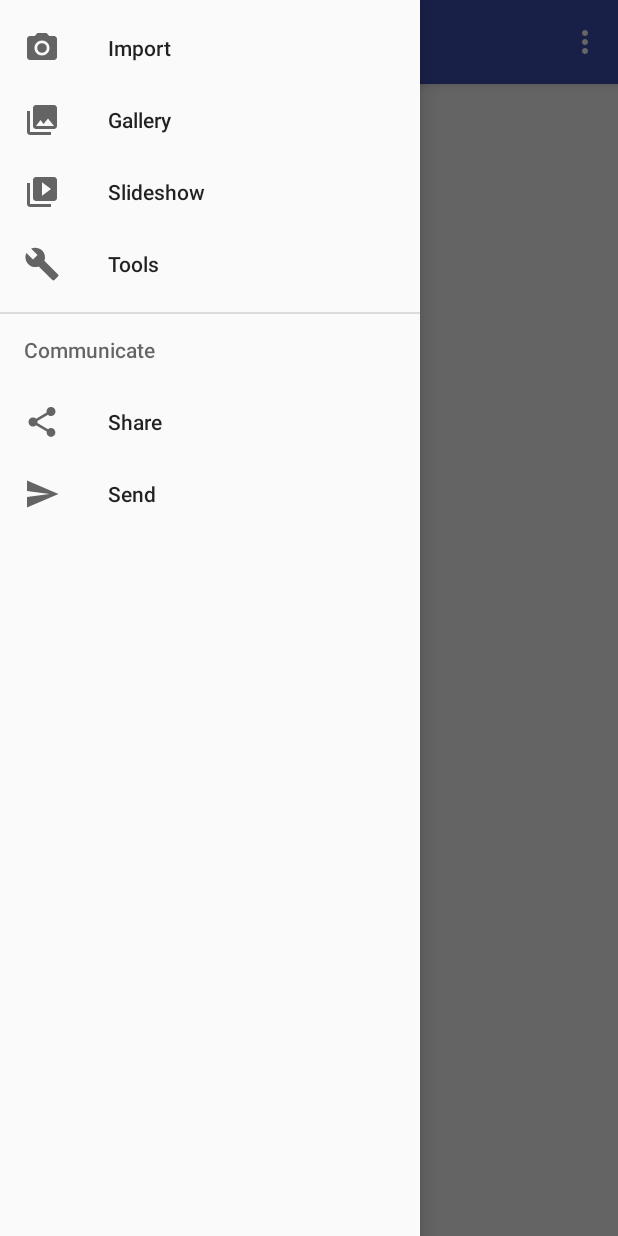
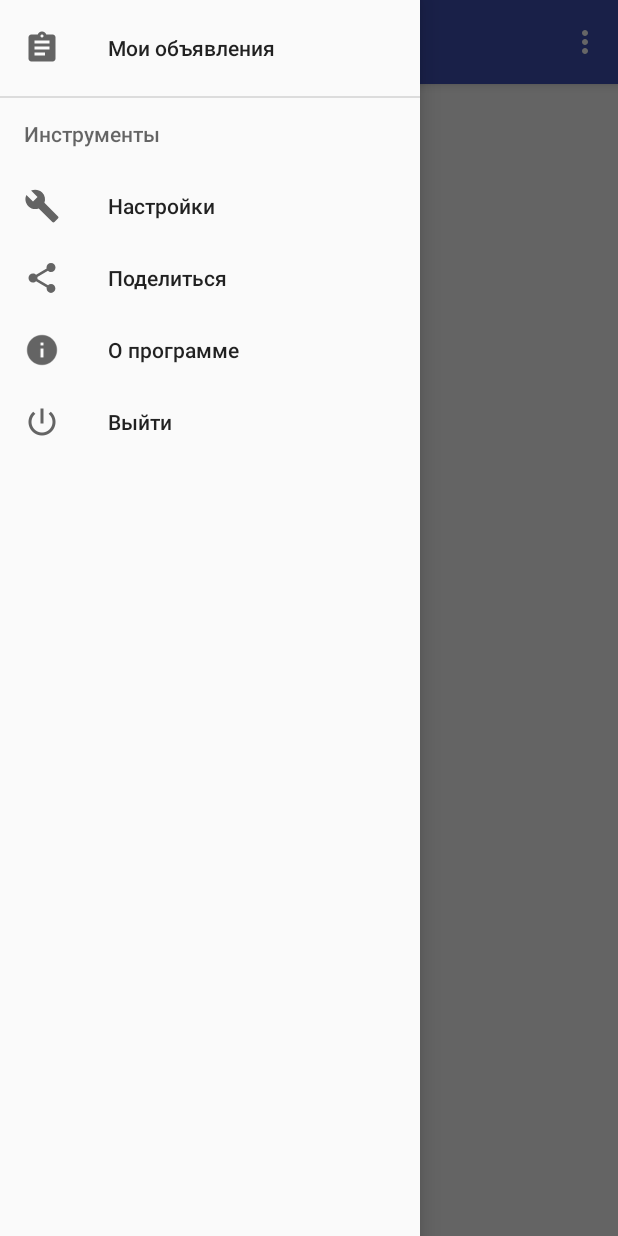
Before and after one commit to aleksusola/HandToHand2, an Android app: the ProfileActivity screen opened directly, with no data from a screen before it, with the side drawer open, on a phone screen of 412 x 824 dp. Run offline under Robolectric (Android 15) with nearby library versions, the phone set to English and light mode, and no system bars; libraries missing offline, so code that uses them is left out: com.backendless, com.backendless.async, com.backendless.exceptions; 3 statements that could not run were skipped.

Commit message:
completeNavDrawer insertMyAds

```diff
--- a/app/src/main/AndroidManifest.xml
+++ b/app/src/main/AndroidManifest.xml
@@ -35,6 +35,8 @@
         <activity android:name=".presentation.ProfileActivity"
             android:screenOrientation="portrait"
             android:theme="@style/AppTheme.NoActionBar"/>
+        <activity android:name=".presentation.MyAdsActivity"
+            android:screenOrientation="portrait" />
         <activity android:name=".presentation.SettingsActivity" />
         <activity android:name=".presentation.AboutActivity" />
     </application>
--- a/app/src/main/java/com/aleksus/handtohand/presentation/ProfileActivity.java
+++ b/app/src/main/java/com/aleksus/handtohand/presentation/ProfileActivity.java
@@ -18,9 +18,9 @@ import android.widget.TextView;
 import android.widget.Toast;
 
 import com.aleksus.handtohand.DefaultCallback;
-import com.aleksus.handtohand.MyAdapter;
 import com.aleksus.handtohand.R;
-import com.aleksus.handtohand.RecyclerItem;
+import com.aleksus.handtohand.RecyclerAdsAdapter;
+import com.aleksus.handtohand.RecyclerAdsItem;
 import com.backendless.Backendless;
 import com.backendless.BackendlessUser;
 import com.backendless.async.callback.AsyncCallback;
@@ -33,9 +33,9 @@ import java.util.Map;
 
 public class ProfileActivity extends AppCompatActivity implements NavigationView.OnNavigationItemSelectedListener {
 
-    private RecyclerView recyclerView;
-    private MyAdapter adapter;
-    private List<RecyclerItem> listItems;
+    private RecyclerView recyclerViewAds;
+    private RecyclerAdsAdapter adapter;
+    private List<RecyclerAdsItem> listItems;
     private List collectionTable;
     private int c;
     public String UserName;
@@ -75,9 +75,9 @@ public class ProfileActivity extends AppCompatActivity implements NavigationView
                     Toast.LENGTH_SHORT ).show();
         }
 
-        recyclerView = (RecyclerView) findViewById(R.id.recyclerView);
-        recyclerView.setHasFixedSize(true);
-        recyclerView.setLayoutManager(new LinearLayoutManager(this));
+        recyclerViewAds = (RecyclerView) findViewById(R.id.recyclerViewAds);
+        recyclerViewAds.setHasFixedSize(true);
+        recyclerViewAds.setLayoutManager(new LinearLayoutManager(this));
 
         listItems = new ArrayList<>();
 
@@ -90,11 +90,11 @@ public class ProfileActivity extends AppCompatActivity implements NavigationView
                     public void handleResponse( Integer cnt ) {
 
                         for (int i = 0; i<cnt; i++) {
-                            listItems.add(new RecyclerItem( foundAds.get(i).get( "name" ).toString(), "Автор: " + foundAds.get(i).get("ownerId").toString(), "Коллекция: " + foundAds.get(i).get("collection").toString(), "Цена: " + foundAds.get(i).get( "price" ).toString() ));
+                            listItems.add(new RecyclerAdsItem( foundAds.get(i).get( "name" ).toString(), foundAds.get(i).get("ownerId").toString(), "Коллекция: " + foundAds.get(i).get("collection").toString(), "Цена: " + foundAds.get(i).get( "price" ).toString() ));
                         }
                         //Set adapter
-                        adapter = new MyAdapter(listItems, ProfileActivity.this);
-                        recyclerView.setAdapter(adapter);
+                        adapter = new RecyclerAdsAdapter(listItems, ProfileActivity.this);
+                        recyclerViewAds.setAdapter(adapter);
                     }
 
                     @Override
@@ -171,18 +171,42 @@ public class ProfileActivity extends AppCompatActivity implements NavigationView
     public boolean onNavigationItemSelected(MenuItem menuItem) {
         int id = menuItem.getItemId();
 
-        if (id == R.id.nav_camera) {
-            Toast.makeText(ProfileActivity.this, getString(R.string.action_settings), Toast.LENGTH_SHORT).show();
-        } else if (id == R.id.nav_gallery) {
-            Toast.makeText(ProfileActivity.this, getString(R.string.action_settings), Toast.LENGTH_SHORT).show();
-        } else if (id == R.id.nav_slideshow) {
-            Toast.makeText(ProfileActivity.this, getString(R.string.action_settings), Toast.LENGTH_SHORT).show();
+        if (id == R.id.nav_myads) {
+            Toast.makeText(ProfileActivity.this, "Мои объявления", Toast.LENGTH_SHORT).show();
+            Intent intent = new Intent(this, MyAdsActivity.class);
+            startActivity(intent);
+//        } else if (id == R.id.nav_gallery) {
+//            Toast.makeText(ProfileActivity.this, getString(R.string.action_settings), Toast.LENGTH_SHORT).show();
+//        } else if (id == R.id.nav_slideshow) {
+//            Toast.makeText(ProfileActivity.this, getString(R.string.action_settings), Toast.LENGTH_SHORT).show();
         } else if (id == R.id.nav_manage) {
             Toast.makeText(ProfileActivity.this, getString(R.string.action_settings), Toast.LENGTH_SHORT).show();
+            Intent intent = new Intent(this, SettingsActivity.class);
+            startActivity(intent);
         } else if (id == R.id.nav_share) {
-            Toast.makeText(ProfileActivity.this, getString(R.string.action_settings), Toast.LENGTH_SHORT).show();
-        } else if (id == R.id.nav_send) {
-            Toast.makeText(ProfileActivity.this, getString(R.string.action_settings), Toast.LENGTH_SHORT).show();
+            Toast.makeText(ProfileActivity.this, "Поделиться", Toast.LENGTH_SHORT).show();
+        } else if (id == R.id.nav_about) {
+            Toast.makeText(ProfileActivity.this, getString(R.string.action_about), Toast.LENGTH_SHORT).show();
+            Intent intent1 = new Intent(this, AboutActivity.class);
+            startActivity(intent1);
+        } else if (id == R.id.nav_exit) {
+            Backendless.UserService.logout( new DefaultCallback<Void>( this ) {
+                @Override
+                public void handleResponse( Void response ) {
+                    super.handleResponse( response );
+                    startActivity( new Intent( ProfileActivity.this, LoginActivity.class ) );
+                    finish();
+                }
+
+                @Override
+                public void handleFault( BackendlessFault fault ) {
+                    if( fault.getCode().equals( "3023" ) ) // Unable to logout: not logged in (session expired, etc.)
+                        handleResponse( null );
+                    else
+                        super.handleFault( fault );
+                }
+            } );
+            finish();
         }
 
         DrawerLayout drawer = (DrawerLayout) findViewById(R.id.drawer_layout);
--- a/app/src/main/res/drawable/ic_menu_camera.xml
+++ /dev/null
@@ -1,12 +0,0 @@
-<vector xmlns:android="http://schemas.android.com/apk/res/android"
-    android:width="24dp"
-    android:height="24dp"
-    android:viewportHeight="24.0"
-    android:viewportWidth="24.0">
-    <path
-        android:fillColor="#FF000000"
-        android:pathData="M12,12m-3.2,0a3.2,3.2 0,1 1,6.4 0a3.2,3.2 0,1 1,-6.4 0" />
-    <path
-        android:fillColor="#FF000000"
-        android:pathData="M9,2L7.17,4H4c-1.1,0 -2,0.9 -2,2v12c0,1.1 0.9,2 2,2h16c1.1,0 2,-0.9 2,-2V6c0,-1.1 -0.9,-2 -2,-2h-3.17L15,2H9zm3,15c-2.76,0 -5,-2.24 -5,-5s2.24,-5 5,-5 5,2.24 5,5 -2.24,5 -5,5z" />
-</vector>
--- a/app/src/main/res/drawable/ic_menu_send.xml
+++ /dev/null
@@ -1,9 +0,0 @@
-<vector xmlns:android="http://schemas.android.com/apk/res/android"
-    android:width="24dp"
-    android:height="24dp"
-    android:viewportHeight="24.0"
-    android:viewportWidth="24.0">
-    <path
-        android:fillColor="#FF000000"
-        android:pathData="M2.01,21L23,12 2.01,3 2,10l15,2 -15,2z" />
-</vector>
--- a/app/src/main/res/layout/content_profile.xml
+++ b/app/src/main/res/layout/content_profile.xml
@@ -11,14 +11,12 @@
         android:layout_width="match_parent"
         android:layout_height="match_parent"
         android:orientation="vertical"
-        android:padding="16dp">
-        <!--android:saveEnabled="false"-->
-        <!--android:touchscreenBlocksFocus="false"-->
+        android:padding="@dimen/dp16">
 
         <android.support.v7.widget.RecyclerView
             android:layout_width="match_parent"
             android:layout_height="match_parent"
-            android:id="@+id/recyclerView">
+            android:id="@+id/recyclerViewAds">
         </android.support.v7.widget.RecyclerView>
 
     </LinearLayout>
--- a/app/src/main/res/menu/menu_drawer.xml
+++ b/app/src/main/res/menu/menu_drawer.xml
@@ -3,33 +3,38 @@
 
     <group android:checkableBehavior="single">
         <item
-            android:id="@+id/nav_camera"
-            android:icon="@drawable/ic_menu_camera"
-            android:title="Import" />
-        <item
-            android:id="@+id/nav_gallery"
-            android:icon="@drawable/ic_menu_gallery"
-            android:title="Gallery" />
-        <item
-            android:id="@+id/nav_slideshow"
-            android:icon="@drawable/ic_menu_slideshow"
-            android:title="Slideshow" />
-        <item
-            android:id="@+id/nav_manage"
-            android:icon="@drawable/ic_menu_manage"
-            android:title="Tools" />
+            android:id="@+id/nav_myads"
+            android:icon="@drawable/ic_assignment_black_48dp"
+            android:title="@string/item_myads" />
+        <!--<item-->
+            <!--android:id="@+id/nav_gallery"-->
+            <!--android:icon="@drawable/ic_menu_gallery"-->
+            <!--android:title="Gallery" />-->
+        <!--<item-->
+            <!--android:id="@+id/nav_slideshow"-->
+            <!--android:icon="@drawable/ic_menu_slideshow"-->
+            <!--android:title="Slideshow" />-->
+
     </group>
 
-    <item android:title="Communicate">
+    <item android:title="Инструменты">
         <menu>
+            <item
+                android:id="@+id/nav_manage"
+                android:icon="@drawable/ic_menu_manage"
+                android:title="@string/item_settings" />
             <item
                 android:id="@+id/nav_share"
                 android:icon="@drawable/ic_menu_share"
-                android:title="Share" />
+                android:title="@string/item_share" />
             <item
-                android:id="@+id/nav_send"
-                android:icon="@drawable/ic_menu_send"
-                android:title="Send" />
+                android:id="@+id/nav_about"
+                android:icon="@drawable/ic_info_black_36dp"
+                android:title="@string/item_about" />
+            <item
+                android:id="@+id/nav_exit"
+                android:icon="@drawable/ic_power_settings_new_black_48dp"
+                android:title="@string/item_exit" />
         </menu>
     </item>
 
--- /dev/null
+++ b/app/src/main/res/menu/menu_option_myads.xml
@@ -0,0 +1,5 @@
+<?xml version="1.0" encoding="utf-8"?>
+<menu xmlns:android="http://schemas.android.com/apk/res/android">
+        <item android:id="@+id/mnu_item_change" android:title="@string/item_change"/>
+        <item android:id="@+id/mnu_item_delete" android:title="@string/item_delete"/>
+</menu>
--- a/app/src/main/res/values/strings.xml
+++ b/app/src/main/res/values/strings.xml
@@ -58,4 +58,10 @@
     <string name="user_name">User name</string>
     <string name="user_email">user email</string>
     <string name="user_phone">user phone</string>
+    <string name="item_change">Редактировать</string>
+    <string name="item_settings">Настройки</string>
+    <string name="item_share">Поделиться</string>
+    <string name="item_about">О программе</string>
+    <string name="item_exit">Выйти</string>
+    <string name="item_myads">Мои объявления</string>
 </resources>
```
Also changed, not shown: app/src/main/java/com/aleksus/handtohand/RecyclerAdsAdapter.java (renamed from app/src/main/java/com/aleksus/handtohand/MyAdapter.java, +39 -9 lines), app/src/main/java/com/aleksus/handtohand/RecyclerAdsItem.java (renamed from app/src/main/java/com/aleksus/handtohand/RecyclerItem.java, +7 -7 lines), app/src/main/java/com/aleksus/handtohand/RecyclerMyAdsAdapter.java (added, +92 -0 lines), app/src/main/java/com/aleksus/handtohand/RecyclerMyAdsItem.java (added, +39 -0 lines), app/src/main/java/com/aleksus/handtohand/presentation/MyAdsActivity.java (added, +81 -0 lines), app/src/main/res/layout/activity_myads.xml (added, +13 -0 lines), app/src/main/res/layout/item_recycler_ads.xml (added, +55 -0 lines), app/src/main/res/layout/item_recycler_my_ads.xml (renamed from app/src/main/res/layout/item_recycler_view.xml, +1 -8 lines), app/src/main/res/drawable/ic_assignment_black_48dp.png (added), app/src/main/res/drawable/ic_info_black_36dp.png (added), app/src/main/res/drawable/ic_power_settings_new_black_48dp.png (added).
